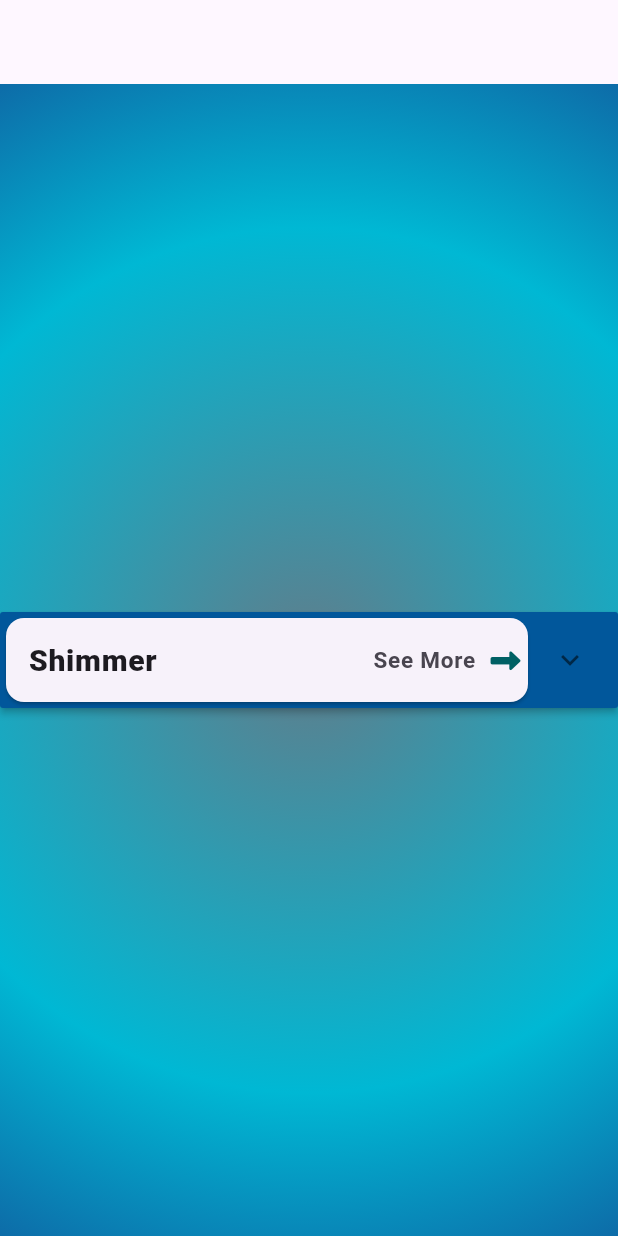
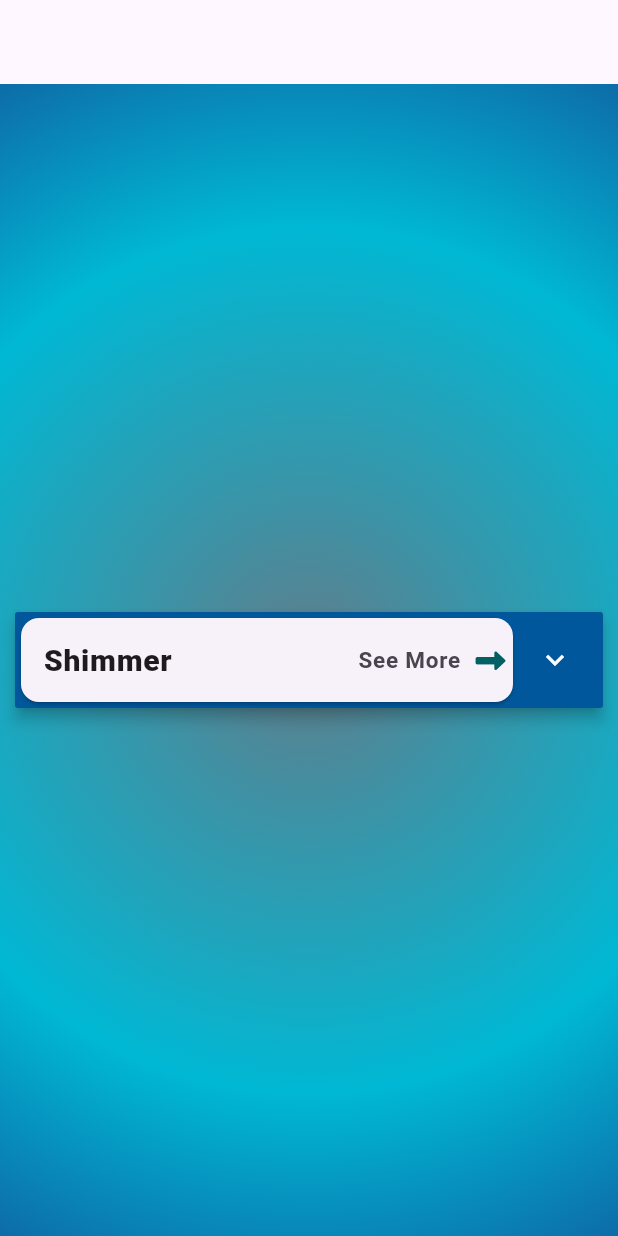
Before and after one commit to Roohollah-Habibi/top_flutter_packs, a Flutter app: the screen it shows after launch, on a phone screen of 412 x 824 dp. Run offline on Flutter 3.47's test engine with Material 3 defaults, Android fonts, the light colour scheme and no system bars; our stand-ins replace font_awesome_flutter, google_fonts.

Commit message:
fourth commit start creating pages...

```diff
--- a/lib/methods_and_constants/methodsAndConstants.dart
+++ b/lib/methods_and_constants/methods_and_constants.dart
@@ -62,23 +62,47 @@ void goHomeScreen(BuildContext ctx) {
 
 // Body mdel for bodyExpansion
 List<BodyModel> bodyModel = [
-  const BodyModel(
+   BodyModel(
+    headName: 'Shimmer',
     imageSrc: 'assets/images/shimmer.gif',
     bodyDetails:
         'A package provides an easy way to add shimmer effect in Flutter project',
+    page: DetailsScreen(),
   ),
+  //  BodyModel(
+  //   headName: 'FontAwesome',
+  //   imageSrc: 'assets/images/font-awesome.png',
+  //   bodyDetails:
+  //       'Font Awesome is the Internet\'s icon library and toolkit, used by millions of designers, developers, and content creators.',
+  //   page: DetailsScreen(),
+  // ),
+  //  BodyModel(
+  //   headName: 'GoogleFonts',
+  //   imageSrc: 'assets/images/google-fonts.gif',
+  //   bodyDetails:
+  //       'Google Fonts collaborates with type designers, foundries and the design community worldwide to create a directory of open source fonts.',
+  //   page: DetailsScreen(),
+  // ),
+  // BodyModel(
+  //   headName: 'flutter-toast',
+  //   imageSrc: 'assets/images/flutter_toast.gif',
+  //   bodyDetails:
+  //       'Now this toast library supports two kinds of toast messages one which requires BuildContext other with No BuildContext',
+  //   page: DetailsScreen(),
+  // ),
 ];
 
 // show expansion panel in HomeScreen page
 List<Item> expansionPanelHeaderAndBody = [
-  Item(
-    header: const HeaderExpansion(
-      headerName: 'Shimmer',
-      newPage: DetailsScreen(),
+  for (BodyModel bodyItem in bodyModel)
+    Item(
+      header: HeaderExpansion(
+        headerName: bodyItem.headName,
+        newPage: bodyItem.page,
+      ),
+      body: ExpansionBody(
+          imgSrc: bodyItem.imageSrc,
+          bodyDetails: bodyItem.bodyDetails,
+          newPage: bodyItem.page),
     ),
-    body: ExpansionBody(
-        imgSrc: bodyModel[0].imageSrc,
-        bodyDetails: bodyModel[0].bodyDetails,
-        newPage: const DetailsScreen()),
-  ),
 ];
--- a/lib/models/Item.dart
+++ b/lib/models/Item.dart
@@ -4,6 +4,5 @@ class Item {
   final Widget header;
   final Widget body;
   bool isExpanded;
-  final Function(BuildContext)? customBuilder;
-  Item({required this.header, this.isExpanded = false, required this.body,this.customBuilder});
+  Item({required this.header, this.isExpanded = false, required this.body});
 }
--- a/lib/screens/details_screen.dart
+++ b/lib/screens/details_screen.dart
@@ -1,4 +1,6 @@
 import 'package:flutter/material.dart';
+import 'package:mypackages_use/models/Item.dart';
+
 
 class DetailsScreen extends StatelessWidget {
   const DetailsScreen({super.key});
@@ -8,9 +10,7 @@ class DetailsScreen extends StatelessWidget {
     return  Scaffold(
       appBar: AppBar(),
       body: Center(
-        child: FlutterLogo(
-          size: 100,
-        ),
+        child: FlutterLogo(),
       ),
     );
   }
--- a/lib/screens/home_screen.dart
+++ b/lib/screens/home_screen.dart
@@ -1,5 +1,5 @@
 import 'package:flutter/material.dart';
-import 'package:mypackages_use/methods_and_constants/methodsAndConstants.dart';
+import 'package:mypackages_use/methods_and_constants/methods_and_constants.dart';
 import 'package:mypackages_use/stylesDecoration/stylesAndDecorations.dart';
 
 class HomeScreen extends StatefulWidget {
@@ -22,8 +22,13 @@ class _HomeScreenState extends State<HomeScreen> {
           gradient: splashScreenBackgroundColor,
         ),
         child: Center(
+          child: Padding(
+            padding: const EdgeInsets.all(10.0),
             child: SingleChildScrollView(
               child: ExpansionPanelList(
+                expandIconColor: Colors.white,
+                elevation: 4,
+                dividerColor: Colors.white,
                 expansionCallback: (panelIndex, isExpanded) {
                   setState(() {
                     expansionPanelHeaderAndBody[panelIndex].isExpanded =
@@ -42,6 +47,7 @@ class _HomeScreenState extends State<HomeScreen> {
             ),
           ),
         ),
+      ),
     );
   }
 }
--- a/lib/screens/splash_screen.dart
+++ b/lib/screens/splash_screen.dart
@@ -1,5 +1,5 @@
 import 'package:flutter/material.dart';
-import 'package:mypackages_use/methods_and_constants/methodsAndConstants.dart';
+import 'package:mypackages_use/methods_and_constants/methods_and_constants.dart';
 import 'package:mypackages_use/stylesDecoration/stylesAndDecorations.dart';
 
 class SplashScreen extends StatelessWidget {
```
Also changed, not shown: lib/custom_widgets/custom_expansion_panel.dart (+19 -7 lines), lib/models/bodyModel.dart (+11 -2 lines), lib/screens/shimmer.dart (added, +16 -0 lines), assets/images/flutter_toast.gif (added), assets/images/font-awesome.png (added), assets/images/google-fonts.gif (added). Lines whose indentation alone changed are shown as unchanged.
